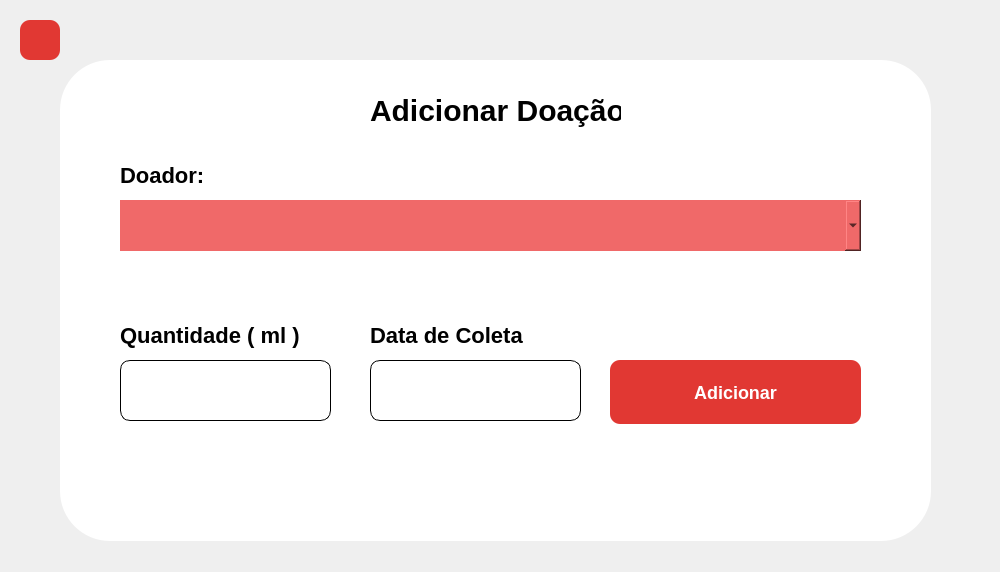
Before: the Qt Designer form src/Graphics/Add/AddConsumo/adicionarconsumo.ui in INF112-Programacao2/20222-team-1, drawn with Qt 5.
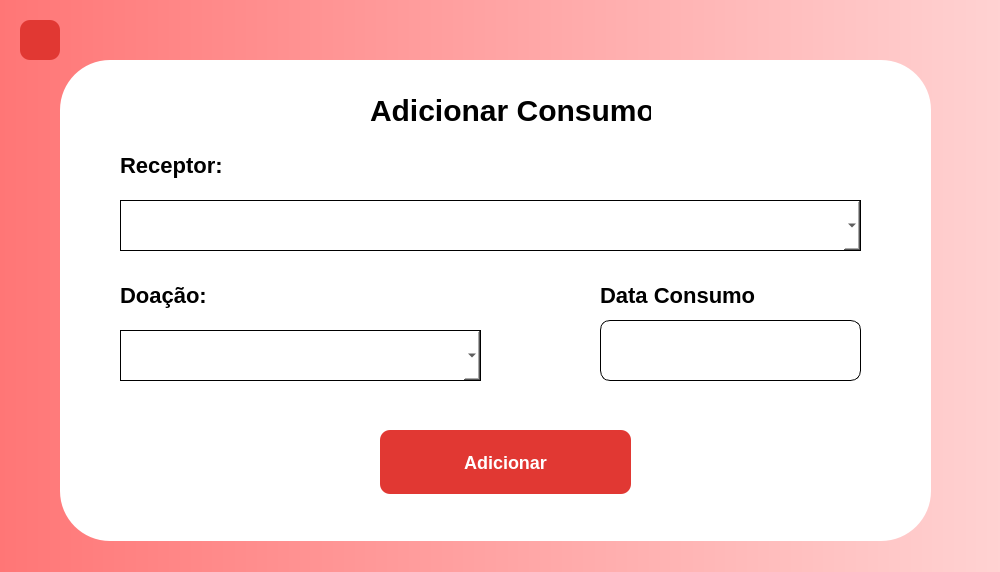
After: the same form once the commit is applied. Icons and pictures are not drawn.

Commit message: tela adicionar consumo

What changed in the file:
```diff
--- a/src/Graphics/Add/AddConsumo/adicionarconsumo.ui
+++ b/src/Graphics/Add/AddConsumo/adicionarconsumo.ui
@@ -25,6 +25,9 @@
   <property name="windowTitle">
    <string>MainWindow</string>
   </property>
+  <property name="styleSheet">
+   <string notr="true">QWidget#centralwidget{background-color: qlineargradient(spread:pad, x1:0, y1:0, x2:1, y2:0, stop:0 rgba(255,118,118,1), stop:1 rgba(255,210,210,1));}</string>
+  </property>
   <widget class="QWidget" name="centralwidget">
    <property name="minimumSize">
     <size>
@@ -63,7 +66,7 @@
       <rect>
        <x>310</x>
        <y>30</y>
-       <width>251</width>
+       <width>281</width>
        <height>41</height>
       </rect>
      </property>
@@ -82,35 +85,14 @@
 </string>
      </property>
      <property name="text">
-      <string>Adicionar Doação</string>
-     </property>
-    </widget>
-    <widget class="QLabel" name="txtNomeEntidade">
-     <property name="geometry">
-      <rect>
-       <x>70</x>
-       <y>130</y>
-       <width>321</width>
-       <height>17</height>
-      </rect>
-     </property>
-     <property name="styleSheet">
-      <string notr="true">font-weight: 700;
-font-size: 16px;
-line-height: 19px;
-color: #000000;
-
-</string>
-     </property>
-     <property name="text">
-      <string/>
+      <string>Adicionar Consumo</string>
      </property>
     </widget>
     <widget class="QPushButton" name="buttonRegister">
      <property name="geometry">
       <rect>
-       <x>550</x>
-       <y>300</y>
+       <x>320</x>
+       <y>370</y>
        <width>251</width>
        <height>64</height>
       </rect>
@@ -128,22 +110,6 @@
       <string>Adicionar</string>
      </property>
     </widget>
-    <widget class="QLabel" name="errorNomeEntidade">
-     <property name="geometry">
-      <rect>
-       <x>70</x>
-       <y>220</y>
-       <width>331</width>
-       <height>20</height>
-      </rect>
-     </property>
-     <property name="styleSheet">
-      <string notr="true">color:#ff0000</string>
-     </property>
-     <property name="text">
-      <string/>
-     </property>
-    </widget>
     <widget class="QLabel" name="errorCnpj">
      <property name="geometry">
       <rect>
@@ -160,56 +126,12 @@
       <string/>
      </property>
     </widget>
-    <widget class="QLabel" name="txtEndereco">
-     <property name="geometry">
-      <rect>
-       <x>60</x>
-       <y>260</y>
-       <width>191</width>
-       <height>31</height>
-      </rect>
-     </property>
-     <property name="styleSheet">
-      <string notr="true">font-weight: 700;
-font-size: 22px;
-line-height: 19px;
-color: #000000;
-
-</string>
-     </property>
-     <property name="text">
-      <string>Quantidade ( ml )</string>
-     </property>
-    </widget>
-    <widget class="QLineEdit" name="inputSenha">
-     <property name="geometry">
-      <rect>
-       <x>60</x>
-       <y>300</y>
-       <width>211</width>
-       <height>61</height>
-      </rect>
-     </property>
-     <property name="styleSheet">
-      <string notr="true">
-background: #FFFFFF;
-border: 0.5px solid #000000;
-border-radius: 10px;
-</string>
-     </property>
-     <property name="text">
-      <string/>
-     </property>
-     <property name="echoMode">
-      <enum>QLineEdit::Password</enum>
-     </property>
-    </widget>
     <widget class="QLineEdit" name="inputEndereco">
      <property name="geometry">
       <rect>
-       <x>310</x>
-       <y>300</y>
-       <width>211</width>
+       <x>540</x>
+       <y>260</y>
+       <width>261</width>
        <height>61</height>
       </rect>
      </property>
@@ -234,14 +156,14 @@
       <string/>
      </property>
      <property name="styleSheet">
-      <string notr="true">background-color: #F06969;</string>
+      <string notr="true">border: 1px solid black;</string>
      </property>
     </widget>
     <widget class="QLabel" name="txtEndereco_2">
      <property name="geometry">
       <rect>
-       <x>310</x>
-       <y>260</y>
+       <x>540</x>
+       <y>220</y>
        <width>191</width>
        <height>31</height>
       </rect>
@@ -254,14 +176,14 @@
 </string>
      </property>
      <property name="text">
-      <string>Data de Coleta</string>
+      <string>Data Consumo</string>
      </property>
     </widget>
     <widget class="QLabel" name="txtEndereco_3">
      <property name="geometry">
       <rect>
        <x>60</x>
-       <y>100</y>
+       <y>90</y>
        <width>191</width>
        <height>31</height>
       </rect>
@@ -275,7 +197,44 @@
 </string>
      </property>
      <property name="text">
-      <string>Doador: </string>
+      <string>Receptor: </string>
+     </property>
+    </widget>
+    <widget class="QLabel" name="txtEndereco_4">
+     <property name="geometry">
+      <rect>
+       <x>60</x>
+       <y>220</y>
+       <width>191</width>
+       <height>31</height>
+      </rect>
+     </property>
+     <property name="styleSheet">
+      <string notr="true">font-weight: 700;
+font-size: 22px;
+line-height: 19px;
+color: #000000;
+
+</string>
+     </property>
+     <property name="text">
+      <string>Doação: </string>
+     </property>
+    </widget>
+    <widget class="QComboBox" name="comboBox_2">
+     <property name="geometry">
+      <rect>
+       <x>60</x>
+       <y>270</y>
+       <width>361</width>
+       <height>51</height>
+      </rect>
+     </property>
+     <property name="statusTip">
+      <string/>
+     </property>
+     <property name="styleSheet">
+      <string notr="true">border: 1px solid black;</string>
      </property>
     </widget>
    </widget>
```
